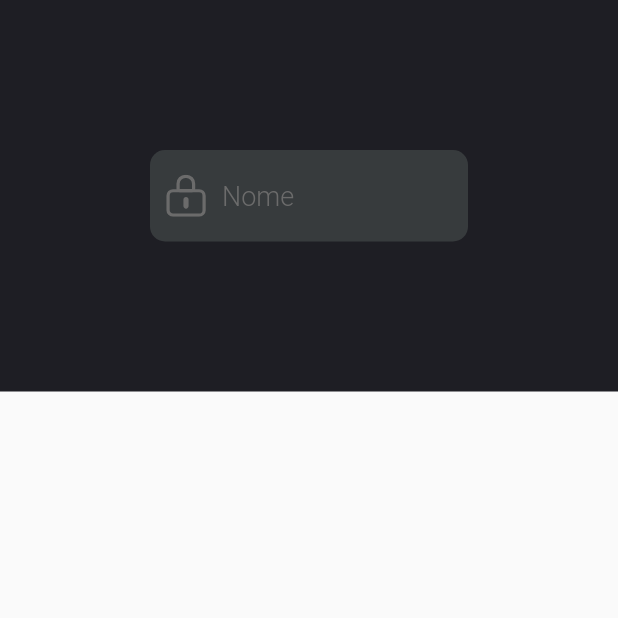
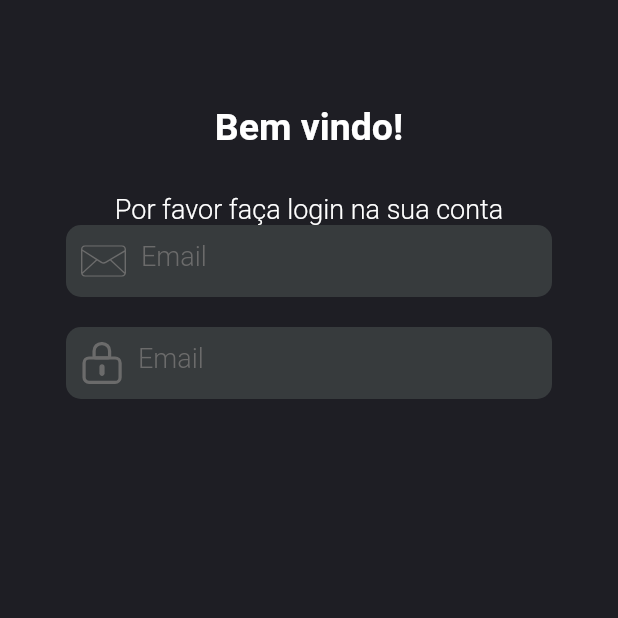
Before and after one commit to gustavool1/notes-front, a Flutter app: the screen it shows after launch, on a phone screen of 412 x 824 dp, the top half of it. Run offline on Flutter 3.47's test engine with Material 2 defaults, Android fonts, the phone set to English and light mode, and no system bars; our stand-ins replace dio, flutter_svg, font_awesome_flutter, get, hexcolor; Roboto replaces fonts that are missing (Nunito).

Commit message:
feat: creating button and start to creat login page

```diff
--- a/lib/components/components.dart
+++ b/lib/components/components.dart
@@ -1 +1,2 @@
 export 'custom_text_field.dart';
+export 'button.dart';
--- a/lib/components/custom_text_field.dart
+++ b/lib/components/custom_text_field.dart
@@ -12,6 +12,9 @@ class CustomTextField extends StatelessWidget {
   final TextStyle? labelStyle;
   final Widget? icon;
   final TextStyle? hintStyle;
+  final FormFieldValidator<String>? validator;
+  // final MultiValidator? multiValidator;
+
   const CustomTextField({
     required this.onTap,
     required this.hintText,
@@ -21,6 +24,8 @@ class CustomTextField extends StatelessWidget {
     this.onChanged,
     this.labelStyle,
     this.icon,
+    this.validator,
+    // this.multiValidator,
     this.keyboardType = TextInputType.text,
     this.textInputAction = TextInputAction.done,
     super.key,
@@ -28,16 +33,11 @@ class CustomTextField extends StatelessWidget {
 
   @override
   Widget build(BuildContext context) {
-    return TextField(
+    return TextFormField(
       onTap: onTap,
       onChanged: onChanged,
       decoration: InputDecoration(
-        // icon: icon,
         prefixIcon: icon,
-        // prefixIconConstraints: const BoxConstraints(
-        //   maxWidth: 20,
-        //   maxHeight: 20,
-        // ),
         fillColor: ColorsProject.gray300,
         filled: true,
         focusedBorder: const OutlineInputBorder(
--- a/lib/main.dart
+++ b/lib/main.dart
@@ -22,7 +22,7 @@ class MyApp extends StatelessWidget {
         primarySwatch: Colors.blue,
       ),
       initialBinding: AppBindings(),
-      initialRoute: AppRoutes.home,
+      initialRoute: AppRoutes.login,
       getPages: AppPages.routes,
     );
   }
--- a/lib/navigator/pages.dart
+++ b/lib/navigator/pages.dart
@@ -8,5 +8,6 @@ class AppPages {
       name: AppRoutes.home,
       page: () => const HomePage(),
     ),
+    GetPage(name: AppRoutes.login, page: () => const LoginPage())
   ];
 }
--- a/lib/navigator/routes.dart
+++ b/lib/navigator/routes.dart
@@ -4,5 +4,6 @@ class AppRoutes {
   static String prefix = '';
 
   static String home = '$prefix/home';
+  static String login = '$prefix/login';
   static String pokemon = '$prefix/';
 }
--- /dev/null
+++ b/lib/pages/login.dart
@@ -0,0 +1,80 @@
+import 'package:flutter/material.dart';
+import 'package:flutter_svg/flutter_svg.dart';
+import 'package:notes/styles/style.dart';
+
+import '../components/components.dart';
+
+class LoginPage extends StatelessWidget {
+  const LoginPage({super.key});
+
+  Widget get welcomeMessage => Column(
+        children: [
+          Text(
+            'Bem vindo!',
+            style: Fonts.body1Nunito,
+          ),
+          const SizedBox(
+            height: 30,
+          ),
+          Text(
+            'Por favor faça login na sua conta',
+            style: Fonts.body2Nunito,
+          )
+        ],
+      );
+
+  Widget get inputs => Column(
+        children: [
+          SizedBox(
+            width: 324,
+            height: 48,
+            child: CustomTextField(
+                onTap: () {},
+                hintText: 'Email',
+                icon: Padding(
+                  padding: const EdgeInsets.all(10.0),
+                  child: SvgPicture.asset(
+                    Assets.mail,
+                  ),
+                )),
+          ),
+          const SizedBox(height: 20),
+          SizedBox(
+            width: 324,
+            height: 48,
+            child: CustomTextField(
+                onTap: () {},
+                hintText: 'Email',
+                icon: Padding(
+                  padding: const EdgeInsets.all(10.0),
+                  child: SvgPicture.asset(
+                    Assets.lock,
+                  ),
+                )),
+          ),
+        ],
+      );
+  // Widget get form => Form(child: child)
+
+  @override
+  Widget build(BuildContext context) {
+    return Scaffold(
+      body: Container(
+        width: double.infinity,
+        height: double.infinity,
+        color: ColorsProject.gray600,
+        child: Padding(
+          padding: const EdgeInsets.only(
+            top: 70.0,
+            left: 16.0,
+            right: 16.0,
+          ),
+          child: Column(children: [
+            welcomeMessage,
+            inputs,
+          ]),
+        ),
+      ),
+    );
+  }
+}
--- a/lib/pages/pages.dart
+++ b/lib/pages/pages.dart
@@ -1 +1,2 @@
 export 'home.dart';
+export 'login.dart';
--- a/lib/styles/colors.dart
+++ b/lib/styles/colors.dart
@@ -7,5 +7,6 @@ class ColorsProject {
   static Color gray300 = HexColor('#373B3D');
   static Color purple500 = HexColor('#806CEC');
   static Color white = Colors.white;
-  static Color coolGray = HexColor("DBDBDB");
+  static Color coolGray = HexColor("#DBDBDB");
+  static Color white200 = HexColor("#929292");
 }
--- a/lib/styles/fonts.dart
+++ b/lib/styles/fonts.dart
@@ -14,11 +14,10 @@ class Fonts {
     fontWeight: FontWeight.w300,
     color: ColorsProject.white,
   );
-
-  static final body1Helvetica = TextStyle(
-    fontFamily: 'Helvetica',
-    fontSize: 14,
-    fontWeight: FontWeight.w400,
-    color: ColorsProject.white,
+  static final body3Nunito = TextStyle(
+    fontFamily: 'Nunito',
+    fontSize: 16,
+    fontWeight: FontWeight.w300,
+    color: ColorsProject.coolGray,
   );
 }
--- a/lib/styles/icons.dart
+++ b/lib/styles/icons.dart
@@ -4,6 +4,8 @@ class Assets {
 
   //Icons
   static const lock = "$icons/lock.svg";
+  static const google = "$icons/google.svg";
+  static const mail = "$icons/mail.svg";
   // static const message = "$icons/sendMessage.png";
 
   //Images
--- a/pubspec.yaml
+++ b/pubspec.yaml
@@ -21,6 +21,9 @@ dependencies:
   dio: ^4.0.6
   hexcolor: ^2.0.7
   flutter_svg: ^1.1.4
+  flutter_form_builder: ^7.6.0
+  form_field_validator: ^1.1.0
+  font_awesome_flutter: ^10.2.1
 
 dev_dependencies:
   flutter_test:
```
Also changed, not shown: lib/components/button.dart (added, +39 -0 lines), lib/pages/home.dart (+32 -3 lines), assets/icons/google.svg (added), assets/icons/mail.svg (added), pubspec.lock.
